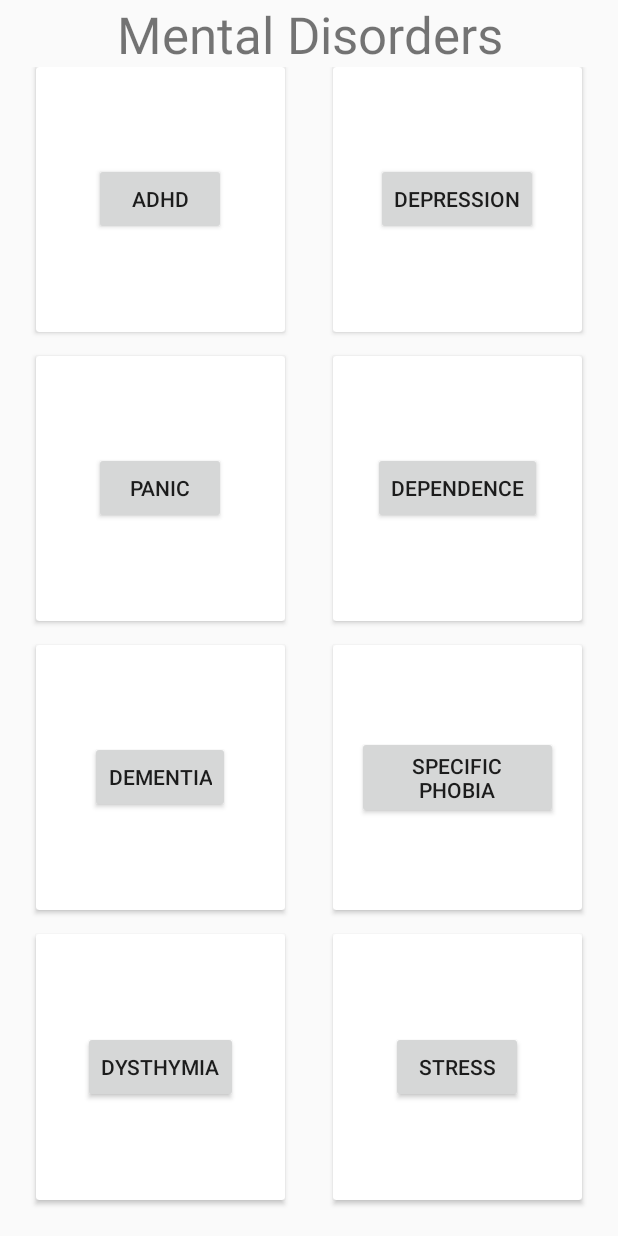
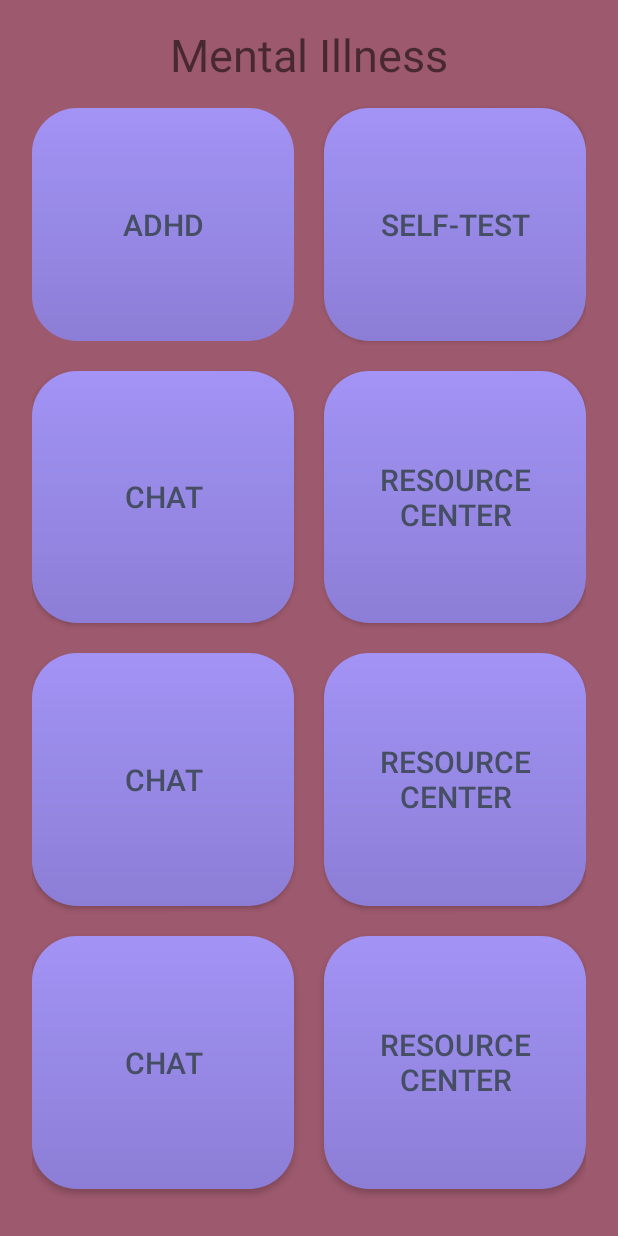
Before and after one commit to jphong1111/Mental_Health_Care, an Android app: the Menu1 screen opened directly, with no data from a screen before it, on a phone screen of 412 x 824 dp. Run offline under Robolectric (Android 15) with nearby library versions, the phone set to English and light mode, and no system bars.

```diff
--- a/app/src/main/java/com/example/mental_health_care/Menu1.java
+++ b/app/src/main/java/com/example/mental_health_care/Menu1.java
@@ -1,17 +1,31 @@
 package com.example.mental_health_care;
 
+import android.content.Intent;
 import android.os.Bundle;
+import android.view.View;
+import android.widget.Button;
 
 import androidx.appcompat.app.AppCompatActivity;
 
 //what kind of mental health care are exist
 public class Menu1 extends AppCompatActivity {
 
-
-
     @Override
     protected void onCreate(Bundle savedInstanceState) {
         super.onCreate(savedInstanceState);
         setContentView(R.layout.menu1);
+
+        Button buttonStartQuiz = findViewById(R.id.ADHD_Button);
+        buttonStartQuiz.setOnClickListener(new View.OnClickListener() {
+            @Override
+            public void onClick(View v) {
+
+            }
+
+        });
+
+
+
     }
+
 }
--- /dev/null
+++ b/app/src/main/java/com/example/mental_health_care/Menu1_1.java
@@ -0,0 +1,14 @@
+package com.example.mental_health_care;
+
+import android.os.Bundle;
+
+import androidx.appcompat.app.AppCompatActivity;
+
+public class Menu1_1 extends AppCompatActivity {
+
+    @Override
+    protected void onCreate(Bundle savedInstanceState) {
+        super.onCreate(savedInstanceState);
+        setContentView(R.layout.menu1_1);
+    }
+}
--- a/app/src/main/java/com/example/mental_health_care/Menu2_1.java
+++ b/app/src/main/java/com/example/mental_health_care/Menu2_1.java
@@ -18,9 +18,7 @@ import java.util.List;
 //Give information about test
 public class Menu2_1 extends AppCompatActivity {
     private TextView textViewQuestion;
-    private TextView textViewScore;
     private TextView textViewQuestionCount;
-    private TextView textViewCountdown;
     private RadioGroup rbGroup;
     private RadioButton rb1;
     private RadioButton rb2;
@@ -31,9 +29,9 @@ public class Menu2_1 extends AppCompatActivity {
     private boolean answered;
     private int questionCounter;
     private Question currentQuestion;
-    private int score;
     private List<Question> questionList;
-    private int count = 1;
+    private int count = 0;
+    public int num = 0;
 
 
     protected void onCreate(Bundle savedInstanceState) {
@@ -63,12 +61,37 @@ public class Menu2_1 extends AppCompatActivity {
 
 
                    if (!answered) {
-                       if (rb1.isChecked() || rb2.isChecked() || rb3.isChecked() || rb4.isChecked()) {
-                           showNextQuestion();
-                           count++;
-                       } else {
+
+
+                          if(rb1.isChecked()){
+
+                              showNextQuestion();
+                              count++;
+                          } else if(rb2.isChecked()){
+                              num++;
+
+                              showNextQuestion();
+                              count++;
+
+
+                          } else if(rb3.isChecked()){
+                              num = num+2;
+
+                              showNextQuestion();
+                              count++;
+
+
+                          }
+                          else if (rb4.isChecked()) {
+                              num = num + 3;
+
+                              showNextQuestion();
+                              count++;
+
+                          }else {
                            Toast.makeText(Menu2_1.this, "Please select an answer", Toast.LENGTH_SHORT).show();
                        }
+
                    } else {
 
                        showNextQuestion();
@@ -117,4 +140,7 @@ public class Menu2_1 extends AppCompatActivity {
     private void finishQuiz() {
         finish();
     }
+
+
+
 }
--- a/app/src/main/java/com/example/mental_health_care/Menu2_2.java
+++ b/app/src/main/java/com/example/mental_health_care/Menu2_2.java
@@ -4,22 +4,37 @@ import android.content.Intent;
 import android.os.Bundle;
 import android.view.View;
 import android.widget.Button;
+import android.widget.TextView;
 
 import androidx.appcompat.app.AppCompatActivity;
 
 public class Menu2_2 extends AppCompatActivity {
+
+    private TextView textViewResult;
+    private int result_score = 1;
+
+
+
+
     @Override
     protected void onCreate(Bundle savedInstanceState) {
         super.onCreate(savedInstanceState);
         setContentView(R.layout.menu2_2);
 
-        Button button_to_menu = findViewById(R.id.go_home);
 
-        //홈으로
+        if(result_score == 1) {
+            showNextResult("test1");
+        }
+        else {
+
+            showNextResult("test2");
+        }
+
+        Button button_to_menu = (Button) findViewById(R.id.go_home);
         button_to_menu.setOnClickListener(new View.OnClickListener() {
             @Override
             public void onClick(View v) {
-                //Move to next Sub1Activity (Screen Transition)
+                //Move to next Sub3Activity (Screen Transition)
                 Intent move_to_main = new Intent(Menu2_2.this,MainActivity.class);
                 startActivity(move_to_main);
             }
@@ -35,5 +50,10 @@ public class Menu2_2 extends AppCompatActivity {
 
     }
 
+private void showNextResult(String result) {
 
+    textViewResult = findViewById(R.id.test_result);
+    textViewResult.setText(result);
+
+    }
 }
--- a/app/src/main/java/com/example/mental_health_care/QuizDbHelper.java
+++ b/app/src/main/java/com/example/mental_health_care/QuizDbHelper.java
@@ -13,6 +13,7 @@ public class QuizDbHelper extends SQLiteOpenHelper {
     private static final int DATABASE_VERSION = 1;
     private SQLiteDatabase db;
     public QuizDbHelper(Context context) {
+
         super(context, DATABASE_NAME, null, DATABASE_VERSION);
     }
     @Override
--- /dev/null
+++ b/app/src/main/res/font/font.xml
@@ -0,0 +1,8 @@
+<?xml version="1.0" encoding="utf-8"?>
+<font-family xmlns:android="http://schemas.android.com/apk/res/android">
+    <font
+        android:fontStyle="normal"
+        android:fontWeight="400"
+        android:font="@font/font1" />
+
+</font-family>
--- a/app/src/main/res/layout/activity_main.xml
+++ b/app/src/main/res/layout/activity_main.xml
@@ -10,10 +10,13 @@
     <!--main mental screen is from: https://today.umd.edu/articles/many-opioid-users-mental-illness-lack-treatment-2669d809-160d-4e88-90ee-665844fbe8f8-->
     <LinearLayout
         android:id="@+id/linearLayout"
+
         android:background="#9d596d"
         android:layout_width="match_parent"
         android:layout_height="match_parent"
-        android:padding="8dp"
+        android:paddingBottom="8dp"
+        android:paddingLeft="8dp"
+        android:paddingRight="8dp"
         android:orientation="vertical"
         app:layout_constraintBottom_toBottomOf="parent"
         app:layout_constraintEnd_toEndOf="parent"
@@ -26,10 +29,11 @@
             android:id="@+id/textView"
             android:layout_width="match_parent"
             android:layout_height="50dp"
+            android:fontFamily="@font/font1"
             android:gravity="center"
             android:text="Solian"
-            android:textSize="40dp"
-            android:textColor="#A9A9A9"
+            android:textColor="#141313"
+            android:textSize="50sp"
 
             />
         <TextView
--- a/app/src/main/res/layout/menu1.xml
+++ b/app/src/main/res/layout/menu1.xml
@@ -3,290 +3,157 @@
     android:orientation="vertical"
     android:layout_width="match_parent"
     android:layout_height="match_parent"
+    android:padding="16dp"
+    android:background="#9d596d">
 
-    android:weightSum="10"
-    >
-
-    <RelativeLayout
+<TextView
+    android:id="@+id/main_text"
     android:layout_width="match_parent"
     android:layout_height="wrap_content"
-        android:layout_weight="2"
+    android:text="Mental Illness"
+    android:gravity="center_horizontal"
+    android:textSize="30sp"
 
-        >
 
-        <TextView
-            android:id="@+id/mentalTextBox"
-            android:layout_width="wrap_content"
-            android:layout_height="wrap_content"
-            android:layout_centerInParent="true"
-            android:text="Mental Disorders"
-            android:gravity="center"
-            android:textSize="34sp"
-            android:layout_centerVertical="true"/>
-
-    </RelativeLayout>
-
-    <GridLayout
+    />
+    <TableLayout
         android:layout_width="match_parent"
         android:layout_height="match_parent"
-        android:columnCount="2"
-        android:rowCount="3"
-        android:alignmentMode="alignMargins"
-        android:columnOrderPreserved="false"
-        android:layout_weight="8"
-        android:padding="8dp">
+        android:layout_gravity="bottom"
+        android:padding="5dp">
 
-        <!--Row 1-->
-        <androidx.cardview.widget.CardView
+        <TableRow
             android:layout_width="0dp"
-            android:layout_height="0dp"
-            android:layout_columnWeight ="1"
-            android:layout_marginBottom="16dp"
-            android:layout_marginLeft="16dp"
-            android:layout_marginRight="16dp"
-            android:layout_rowWeight ="1"
-            app.cardElevation ="8dp"
-            app.cardCornerRadius ="8dp"
-            >
+            android:layout_weight="1"
 
-            <LinearLayout
-                android:layout_width="wrap_content"
-                android:layout_height="wrap_content"
-                android:layout_gravity="center_horizontal|center_vertical"
-                android:layout_margin="16dp"
-                android:orientation="vertical"
             >
 
             <Button
                 android:id="@+id/ADHD_Button"
-                    android:layout_width="wrap_content"
-                    android:layout_height="wrap_content"
-                    android:layout_gravity="center_vertical"
-                    android:text="ADHD" />
+                style="@style/Widget.AppCompat.Button.Borderless"
+                android:layout_width="0dp"
+                android:layout_height="match_parent"
+                android:layout_marginRight="10dp"
+                android:layout_marginBottom="10dp"
+                android:layout_marginTop="10dp"
+                android:layout_weight="1"
+                android:background="@drawable/button_color"
+                android:text="ADHD"
+                android:textColor="#464e64"
+                android:textSize="20dp"
+                />
 
-            </LinearLayout>
 
-        </androidx.cardview.widget.CardView>
-        <androidx.cardview.widget.CardView
+            <Button
+                android:id="@+id/button2"
                 android:layout_width="0dp"
-            android:layout_height="0dp"
-            android:layout_columnWeight ="1"
-            android:layout_marginBottom="16dp"
-            android:layout_marginLeft="16dp"
-            android:layout_marginRight="16dp"
-            android:layout_rowWeight ="1"
-            app.cardElevation ="8dp"
-            app.cardCornerRadius ="8dp"
-            >
+                android:layout_height="match_parent"
+                android:layout_marginTop="10dp"
+                android:layout_marginLeft="10dp"
+                android:layout_marginBottom="10dp"
+                android:layout_weight="1"
+                android:background="@drawable/button_color"
+                android:text="Self-Test"
+                android:textColor="#464e64"
 
-            <LinearLayout
-                android:layout_width="wrap_content"
-                android:layout_height="wrap_content"
-                android:layout_gravity="center_horizontal|center_vertical"
-                android:layout_margin="16dp"
-                android:orientation="vertical"
+                android:textSize="20dp" />
+
+        </TableRow>
+        <TableRow
+            android:layout_width="0dp"
+            android:layout_weight="1"
             >
 
             <Button
-                    android:id="@+id/Depression_Button"
-                    android:layout_width="wrap_content"
-                    android:layout_height="wrap_content"
-                    android:layout_gravity="center_vertical"
-                    android:text="Depression" />
+                android:id="@+id/button3"
+                android:layout_width="0dp"
+                android:layout_height="match_parent"
+                android:layout_marginTop="10dp"
+                android:layout_marginRight="10dp"
+                android:layout_marginBottom="10dp"
+                android:layout_weight="1"
+                android:background="@drawable/button_color"
+                android:text="Chat"
+                android:textColor="#464e64"
+                android:textSize="20dp" />
 
-            </LinearLayout>
-
-        </androidx.cardview.widget.CardView>
-
-
-
-        <!--Row 2-->
-        <androidx.cardview.widget.CardView
+            <Button
+                android:layout_marginTop="10dp"
+                android:id="@+id/button4"
                 android:layout_width="0dp"
-            android:layout_height="0dp"
-            android:layout_columnWeight ="1"
-            android:layout_marginBottom="16dp"
-            android:layout_marginLeft="16dp"
-            android:layout_marginRight="16dp"
-            android:layout_rowWeight ="1"
-            app.cardElevation ="8dp"
-            app.cardCornerRadius ="8dp"
-            >
-
-            <LinearLayout
-                android:layout_width="wrap_content"
-                android:layout_height="wrap_content"
-                android:layout_gravity="center_horizontal|center_vertical"
-                android:layout_margin="16dp"
-                android:orientation="vertical"
+                android:layout_height="match_parent"
+                android:layout_marginLeft="10dp"
+                android:layout_marginBottom="10dp"
+                android:layout_weight="1"
+                android:background="@drawable/button_color"
+                android:text="Resource Center"
+                android:textColor="#464e64"
+                android:textSize="20dp" />
+        </TableRow>
+        <TableRow
+            android:layout_width="0dp"
+            android:layout_weight="1"
             >
 
             <Button
-                    android:id="@+id/Panic_Button"
-                    android:layout_width="wrap_content"
-                    android:layout_height="wrap_content"
-                    android:layout_gravity="center_vertical"
-                    android:text="Panic" />
+                android:id="@+id/button5"
+                android:layout_width="0dp"
+                android:layout_height="match_parent"
+                android:layout_marginTop="10dp"
+                android:layout_marginRight="10dp"
+                android:layout_marginBottom="10dp"
+                android:layout_weight="1"
+                android:background="@drawable/button_color"
+                android:text="Chat"
+                android:textColor="#464e64"
+                android:textSize="20dp" />
 
-            </LinearLayout>
-
-        </androidx.cardview.widget.CardView>
-        <androidx.cardview.widget.CardView
+            <Button
+                android:layout_marginTop="10dp"
+                android:id="@+id/button6"
                 android:layout_width="0dp"
-            android:layout_height="0dp"
-            android:layout_columnWeight ="1"
-            android:layout_marginBottom="16dp"
-            android:layout_marginLeft="16dp"
-            android:layout_marginRight="16dp"
-            android:layout_rowWeight ="1"
-            app.cardElevation ="8dp"
-            app.cardCornerRadius ="8dp"
-            >
-
-            <LinearLayout
-                android:layout_width="wrap_content"
-                android:layout_height="wrap_content"
-                android:layout_gravity="center_horizontal|center_vertical"
-                android:layout_margin="16dp"
-                android:orientation="vertical"
+                android:layout_height="match_parent"
+                android:layout_marginLeft="10dp"
+                android:layout_marginBottom="10dp"
+                android:layout_weight="1"
+                android:background="@drawable/button_color"
+                android:text="Resource Center"
+                android:textColor="#464e64"
+                android:textSize="20dp" />
+        </TableRow>
+        <TableRow
+            android:layout_width="0dp"
+            android:layout_weight="1"
             >
 
             <Button
-                    android:id="@+id/Dependence_Button"
-                    android:layout_width="wrap_content"
-                    android:layout_height="wrap_content"
-                    android:layout_gravity="center_vertical"
-                    android:text="Dependence" />
-
-            </LinearLayout>
-
-        </androidx.cardview.widget.CardView>
-        <!--Row 3-->
-        <androidx.cardview.widget.CardView
+                android:id="@+id/button7"
                 android:layout_width="0dp"
-            android:layout_height="0dp"
-            android:layout_columnWeight ="1"
-            android:layout_marginBottom="16dp"
-            android:layout_marginLeft="16dp"
-            android:layout_marginRight="16dp"
-            android:layout_rowWeight ="1"
-            app.cardElevation ="8dp"
-            app.cardCornerRadius ="8dp"
-            >
-
-            <LinearLayout
-                android:layout_width="wrap_content"
-                android:layout_height="wrap_content"
-                android:layout_gravity="center_horizontal|center_vertical"
-                android:layout_margin="16dp"
-                android:orientation="vertical"
-                >
+                android:layout_height="match_parent"
+                android:layout_marginTop="10dp"
+                android:layout_marginRight="10dp"
+                android:layout_marginBottom="10dp"
+                android:layout_weight="1"
+                android:background="@drawable/button_color"
+                android:text="Chat"
+                android:textColor="#464e64"
+                android:textSize="20dp" />
 
             <Button
-                    android:id="@+id/Dementia_Button"
-                    android:layout_width="wrap_content"
-                    android:layout_height="wrap_content"
-                    android:layout_gravity="center_vertical"
-                    android:text="dementia" />
+                android:layout_marginTop="10dp"
+                android:id="@+id/button8"
+                android:layout_width="0dp"
+                android:layout_height="match_parent"
+                android:layout_marginLeft="10dp"
+                android:layout_marginBottom="10dp"
+                android:layout_weight="1"
+                android:background="@drawable/button_color"
+                android:text="Resource Center"
+                android:textColor="#464e64"
+                android:textSize="20dp" />
+        </TableRow>
 
-            </LinearLayout>
-
-        </androidx.cardview.widget.CardView>
-        <androidx.cardview.widget.CardView
-            android:layout_width="0dp"
-            android:layout_height="0dp"
-            android:layout_columnWeight ="1"
-            android:layout_marginBottom="16dp"
-            android:layout_marginLeft="16dp"
-            android:layout_marginRight="16dp"
-            android:layout_rowWeight ="1"
-            app.cardElevation ="8dp"
-            app.cardCornerRadius ="8dp"
-            >
-
-            <LinearLayout
-                android:layout_width="wrap_content"
-                android:layout_height="wrap_content"
-                android:layout_gravity="center_horizontal|center_vertical"
-                android:layout_margin="16dp"
-                android:orientation="vertical"
-                >
-
-                <Button
-                    android:id="@+id/Pobia_Button"
-                    android:layout_width="wrap_content"
-                    android:layout_height="wrap_content"
-                    android:layout_gravity="center_vertical"
-                    android:text="Specific Phobia" />
-
-            </LinearLayout>
-
-        </androidx.cardview.widget.CardView>
-        <!--Row 4-->
-        <androidx.cardview.widget.CardView
-            android:layout_width="0dp"
-            android:layout_height="0dp"
-            android:layout_columnWeight ="1"
-            android:layout_marginBottom="16dp"
-            android:layout_marginLeft="16dp"
-            android:layout_marginRight="16dp"
-            android:layout_rowWeight ="1"
-            app.cardElevation ="8dp"
-            app.cardCornerRadius ="8dp"
-            >
-
-            <LinearLayout
-                android:layout_width="wrap_content"
-                android:layout_height="wrap_content"
-                android:layout_gravity="center_horizontal|center_vertical"
-                android:layout_margin="16dp"
-                android:orientation="vertical"
-                >
-
-                <Button
-                    android:id="@+id/Dysthymia_Button"
-                    android:layout_width="wrap_content"
-                    android:layout_height="wrap_content"
-                    android:layout_gravity="center_vertical"
-                    android:text="Dysthymia" />
-
-            </LinearLayout>
-
-        </androidx.cardview.widget.CardView>
-        <androidx.cardview.widget.CardView
-            android:layout_width="0dp"
-            android:layout_height="0dp"
-            android:layout_columnWeight ="1"
-            android:layout_marginBottom="16dp"
-            android:layout_marginLeft="16dp"
-            android:layout_marginRight="16dp"
-            android:layout_rowWeight ="1"
-            app.cardElevation ="8dp"
-            app.cardCornerRadius ="8dp"
-            >
-
-            <LinearLayout
-                android:layout_width="wrap_content"
-                android:layout_height="wrap_content"
-                android:layout_gravity="center_horizontal|center_vertical"
-                android:layout_margin="16dp"
-                android:orientation="vertical"
-                >
-
-                <Button
-                    android:id="@+id/Stress_Button"
-                    android:layout_width="wrap_content"
-                    android:layout_height="wrap_content"
-                    android:layout_gravity="center_vertical"
-                    android:text="stress" />
-
-            </LinearLayout>
-
-        </androidx.cardview.widget.CardView>
-
-
-
-    </GridLayout>
+    </TableLayout>
 
 
 
--- /dev/null
+++ b/app/src/main/res/layout/menu1_1.xml
@@ -0,0 +1,5 @@
+<?xml version="1.0" encoding="utf-8"?>
+<RelativeLayout xmlns:android="http://schemas.android.com/apk/res/android"
+    android:layout_width="match_parent" android:layout_height="match_parent">
+
+</RelativeLayout>
```
Also changed, not shown: app/src/main/res/font/font1.ttf (added). Lines whose indentation alone changed are shown as unchanged.
